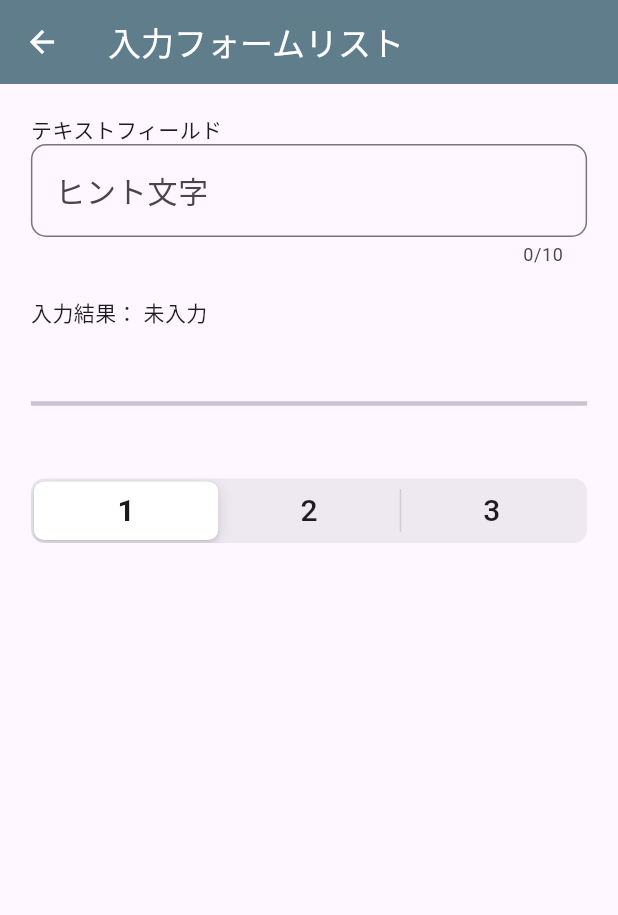
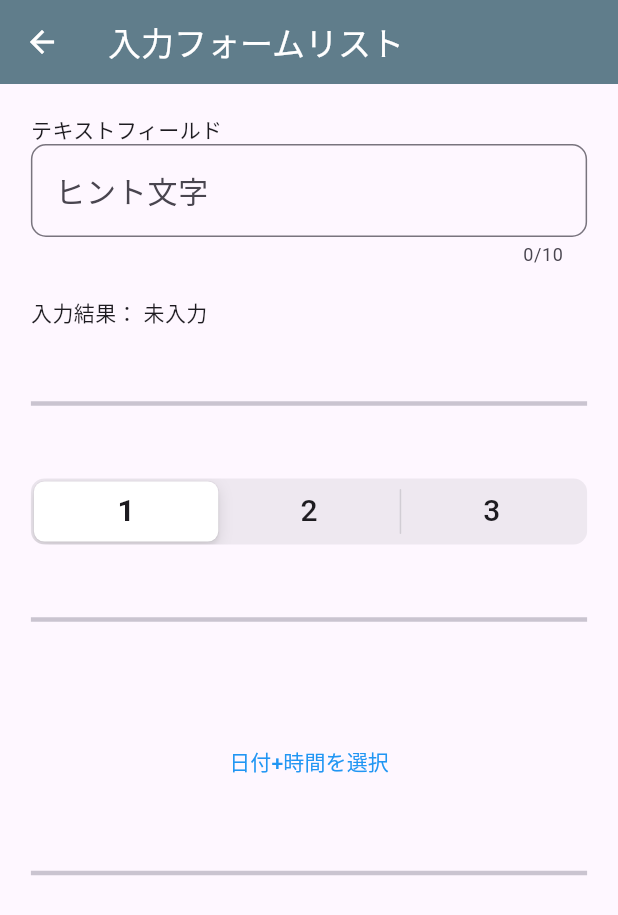
Before and after one commit to yassan16/flutter-try-new-feature, a Flutter app: the InputFormListPage screen opened by its route, on a phone screen of 412 x 824 dp. Shown: the top 915 px of the screen. Run offline on Flutter 3.47's test engine with Material 3 defaults, Android fonts, the phone set to English and light mode, and no system bars; our stand-ins replace flutter_datetime_picker_plus, flutter_map, geolocator, latlong2.

Commit message:
ドラムロールでの日時選択

```diff
--- a/lib/main.dart
+++ b/lib/main.dart
@@ -1,7 +1,7 @@
 import 'package:flutter/material.dart';
 import 'package:flutter_try_new_feature/constant/const_route.dart';
 import 'package:flutter_try_new_feature/feature_list_page.dart';
-import 'package:flutter_try_new_feature/page/divide_image_area_page.dart';
+import 'package:flutter_try_new_feature/page/input_form_list_page.dart';
 import 'package:flutter_try_new_feature/page/flutter_map_page.dart';
 import 'package:flutter_try_new_feature/page/get_currentLocation_page.dart';
 import 'package:flutter_try_new_feature/page/selected_panel_images_page.dart';
--- a/lib/page/divide_image_area_page.dart
+++ b/lib/page/input_form_list_page.dart
@@ -1,6 +1,9 @@
+import 'package:intl/intl.dart';
 import 'package:flutter/cupertino.dart';
 import 'package:flutter/material.dart';
 import 'package:flutter/widgets.dart';
+import 'package:flutter_datetime_picker_plus/flutter_datetime_picker_plus.dart';
+
 import 'package:flutter_try_new_feature/constant/const_setting.dart';
 
 // 実装中
@@ -14,9 +17,12 @@ class InputFormListPage extends StatefulWidget {
 class _InputFormListPageState extends State<InputFormListPage> {
   late TextEditingController _textEditingcontroller;
 
+  // 入力したテキスト
   String _inputText = "未入力";
-
+  // 選択したセグメント
   String _segment = "1";
+  // 選択した日時
+  String _selectedDateTime = "";
 
 
   @override
@@ -53,7 +59,10 @@ class _InputFormListPageState extends State<InputFormListPage> {
           child: Column(children: [
             makeTextFormField(),
             makeDivider(),
-            makeSlidingSegmented(),
+            slidingSegmented(),
+            makeDivider(),
+            drumRollDateTime(),
+            makeDivider(),
           ],),
         ),
 
@@ -143,7 +152,7 @@ class _InputFormListPageState extends State<InputFormListPage> {
   }
 
   /// スライドセグメント
-  Widget makeSlidingSegmented(){
+  Widget slidingSegmented(){
     // Containerのサイズを親ウェジェットのサイズとの比率で設定
     return FractionallySizedBox(
       widthFactor: 1,
@@ -157,8 +166,10 @@ class _InputFormListPageState extends State<InputFormListPage> {
         },
         children: {
           for (final segment in ["1", "2", "3"])
-            segment: Padding(
-              padding: const EdgeInsets.all(5),
+            segment: Container(
+              height: 40,
+              // 文字を中央に配置
+              alignment: Alignment.center,
               child: Text(
                 segment,
                 style: TextStyle(
@@ -169,4 +180,51 @@ class _InputFormListPageState extends State<InputFormListPage> {
       ),
     );
   }
+
+  /// ドラムロールでの日時選択
+  Widget drumRollDateTime(){
+
+    DateTime nowDateTime = DateTime.now();
+
+    return
+      Container(
+        child: Column(
+          children: [
+            // 選択した日時
+            Text(_selectedDateTime),
+            // 選択ボタン
+            TextButton(
+              onPressed: () {
+                DatePicker.showDateTimePicker(context,
+                  // キャンセル・完了ボタンの表示
+                  showTitleActions: true,
+                  minTime: DateTime(nowDateTime.year, nowDateTime.month -1, nowDateTime.day),
+                  maxTime: DateTime(nowDateTime.year, nowDateTime.month +1, nowDateTime.day),
+                  onChanged: (date) {
+                    print("=====変更中=====");
+                    print(date);
+                  },
+                  onConfirm: (date) {
+                    setState(() {
+                      // フォーマットを変更して表示
+                      _selectedDateTime = DateFormat("yyyy-MM-dd HH:mm:ss").format(date);
+                    });
+                    print("=====完了=====");
+                    print(_selectedDateTime);
+                  },
+                  // 初期値
+                  currentTime: nowDateTime,
+                  locale: LocaleType.jp
+                );
+              },
+              child: const Text(
+                '日付+時間を選択',
+                style: TextStyle(color: Colors.blue),
+              ),
+            ),
+          ],
+        ),
+      );
+
+  }
 }
--- a/pubspec.yaml
+++ b/pubspec.yaml
@@ -33,6 +33,7 @@ dependencies:
   flutter_map: ^7.0.2
   latlong2: ^0.9.1
   geolocator: ^12.0.0
+  flutter_datetime_picker_plus: ^2.2.0
 
   # The following adds the Cupertino Icons font to your application.
   # Use with the CupertinoIcons class for iOS style icons.
```
Also changed, not shown: pubspec.lock.
